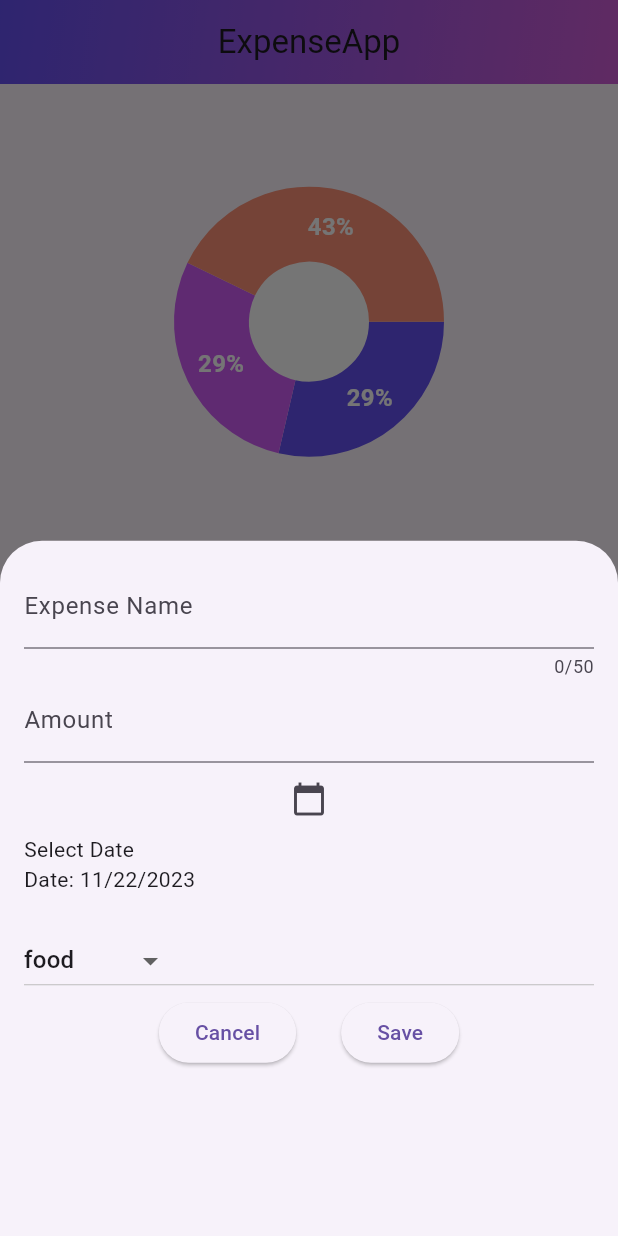
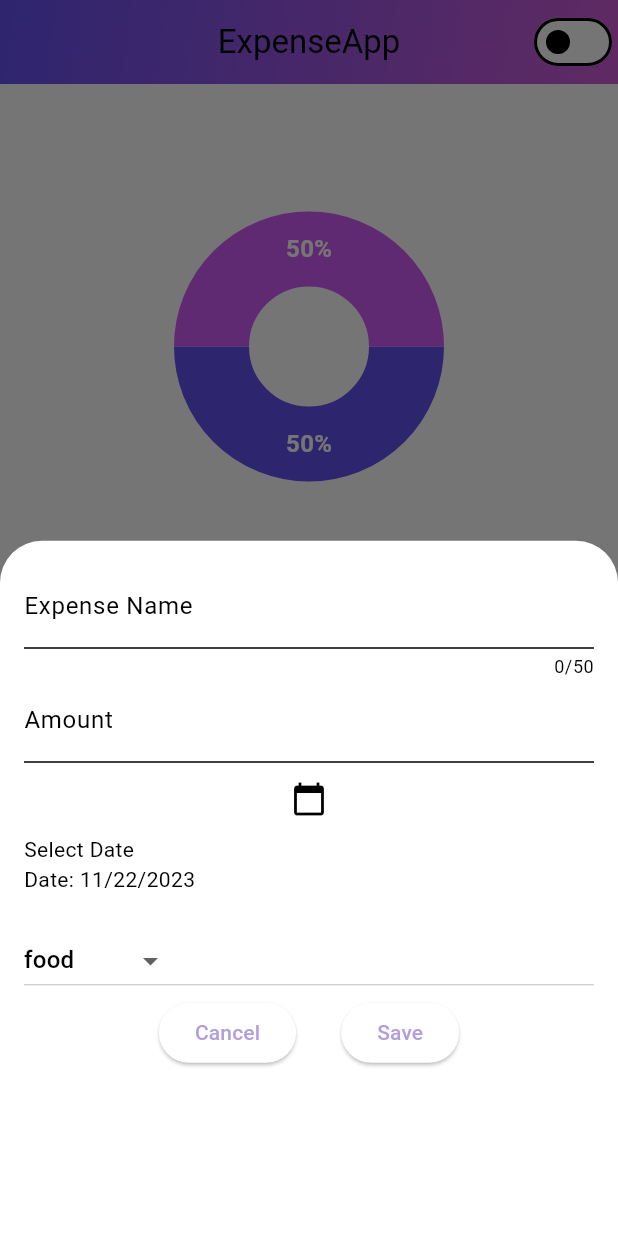
Before and after one commit to OyaOzcan/expenseapp, a Flutter app: the screen it shows after launch, after a tap on the "add" icon, on a phone screen of 412 x 824 dp. Run offline on Flutter 3.47's test engine with Material 2 defaults, Android fonts, the phone set to English and light mode, and no system bars; drawn by our look-alikes of fl_chart.

Commit message:
theme snackbar

```diff
--- a/lib/main.dart
+++ b/lib/main.dart
@@ -1,7 +1,26 @@
+import 'package:flutter/material.dart';
+import 'package:provider/provider.dart';
 import 'package:expenseapp/pages/main_page.dart';
-import 'package:flutter/material.dart';
+import 'package:expenseapp/theme/provider_theme.dart';
+
 void main() {
   runApp(
-    MaterialApp(theme: ThemeData(useMaterial3: true), home: const MainPage()),
+    ChangeNotifierProvider(
+      create: (context) => ThemeProvider(),
+      child: const MyApp(),
+    ),
   );
 }
+
+class MyApp extends StatelessWidget {
+  const MyApp({Key? key}) : super(key: key);
+
+  @override
+  Widget build(BuildContext context) {
+    return MaterialApp(
+      debugShowCheckedModeBanner: false,
+      theme: Provider.of<ThemeProvider>(context).themeDataStyle,
+      home: const MainPage(),
+    );
+  }
+}
--- a/lib/pages/expense_list.dart
+++ b/lib/pages/expense_list.dart
@@ -1,54 +1,75 @@
 import 'package:expenseapp/models/expense.dart';
+import 'package:expenseapp/widgets/expense_item.dart';
 import 'package:flutter/material.dart';
-import 'package:expenseapp/widgets/expense_item.dart';
 import 'package:expenseapp/widgets/chart.dart';
 
 class ExpenseList extends StatefulWidget {
+  const ExpenseList(this.expenses, this.onRemove, {Key? key}) : super(key: key);
   final List<Expense> expenses;
-  const ExpenseList(this.expenses, {Key? key}) : super(key: key);
+  final void Function(Expense expense) onRemove;
+
 
   @override
   _ExpenseListState createState() => _ExpenseListState();
 }
 
 class _ExpenseListState extends State<ExpenseList> {
+  final GlobalKey<ScaffoldState> _scaffoldKey = GlobalKey<ScaffoldState>();
+  Expense? _removedExpense;
 
-  final List<Expense> expenses = [  Expense(
-        name: "Yiyecek",
-        price: 200.524,
-        date: DateTime.now(),
-        category: Category.food),
-    Expense(
-        name: "Flutter Udemy Course",
-        price: 200,
-        date: DateTime.now(),
-        category: Category.education),
-      Expense(
-      name: "Seyahat",
-      price: 300,
-      date: DateTime.now(),
-      category: Category.travel,
-    ),];
+  void _showUndoSnackbar(Expense removedExpense) {
+    final snackBar = SnackBar(
+      content: const Text("Expense removed"),
+      action: SnackBarAction(
+        label: "Undo",
+        onPressed: () {
+          setState(() {
+            widget.expenses.add(removedExpense);
+          });
+        },
+      ),
+    );
 
-
+    ScaffoldMessenger.of(context).showSnackBar(snackBar);
+  }
   @override
-  Widget build(BuildContext context) {
-    return Center(
+Widget build(BuildContext context) {
+  return Scaffold(
+    key: _scaffoldKey,
+    body: Center(
       child: Column(
         mainAxisAlignment: MainAxisAlignment.center,
         crossAxisAlignment: CrossAxisAlignment.center,
         children: [
-            Chart(expenses: expenses),
-            Expanded(
+          SizedBox(
+            height: 350,
+            child: Chart(expenses: widget.expenses),
+          ),
+          Expanded(
             child: ListView.builder(
               itemCount: widget.expenses.length,
               itemBuilder: (context, index) {
-                return ExpenseItem(widget.expenses[index]);
+                return Dismissible(
+                  key: ValueKey(widget.expenses[index]),
+                  child: ExpenseItem(widget.expenses[index]),
+                  onDismissed: (direction) {
+                    if (direction == DismissDirection.startToEnd) {
+                      // soldan sağa ise
+                    }
+                    setState(() {
+                      _removedExpense = widget.expenses.removeAt(index);
+                    });
+                    _showUndoSnackbar(_removedExpense!);
+                    widget.onRemove(_removedExpense!);
+                  },
+                  direction: DismissDirection.startToEnd,
+                );
               },
             ),
           ),
         ],
       ),
-    );
-  }
+    ),
+  );
 }
+}
--- a/lib/pages/main_page.dart
+++ b/lib/pages/main_page.dart
@@ -1,28 +1,47 @@
-import 'package:flutter/material.dart';
-import 'package:expenseapp/widgets/new_expense.dart';
 import 'package:expenseapp/models/expense.dart';
 import 'package:expenseapp/pages/expense_list.dart';
+import 'package:expenseapp/widgets/new_expense.dart';
+import 'package:flutter/material.dart';
+import 'package:provider/provider.dart';
+import 'package:expenseapp/theme/provider_theme.dart';
 
+enum ThemeDataStyle {
+  light,
+  dark,
+}
 
 class MainPage extends StatefulWidget {
   const MainPage({Key? key}) : super(key: key);
 
   @override
-  _MainPageState createState() => _MainPageState();
+
+  State<StatefulWidget> createState() => _MainPageState();
+
 }
 
 class _MainPageState extends State<MainPage> {
 
-  List<Expense> expenses = [];
 
-  void _addExpense(Expense newExpense) {
+  final List<Expense> expenses = [
+    Expense(name: "Yiyecek", price: 200, date: DateTime.now(), category: Category.food),
+    Expense(name: "Flutter Udemy Course", price: 200, date: DateTime.now(), category: Category.education),
+  ];
+
+  void addExpense(Expense expense) {
     setState(() {
-      expenses.add(newExpense);
+      expenses.add(expense);
+    });
+  }
+
+  void removeExpense(Expense expense) {
+    setState(() {
+      expenses.remove(expense);
     });
   }
 
   @override
   Widget build(BuildContext context) {
+     final themeProvider = Provider.of<ThemeProvider>(context);
     return Scaffold(
       appBar: AppBar(
         title: const Text('ExpenseApp'),
@@ -39,10 +58,19 @@ class _MainPageState extends State<MainPage> {
             ),
           ),
         ),
+        actions: [
+       Switch(
+            value: themeProvider.themeDataStyle == ThemeDataStyle.dark ? true : false,
+            onChanged: (isOn) {
+              themeProvider.changeTheme();
+            },
+          ),
+      ],
+
       ),
       body: Stack(
         children: [
-          ExpenseList(expenses),
+          ExpenseList(expenses, removeExpense),
           Positioned(
             bottom: 20,
             right: 20,
@@ -62,7 +90,7 @@ class _MainPageState extends State<MainPage> {
                   showModalBottomSheet(
                     context: context,
                     builder: (ctx) => NewExpense(
-                      addExpense: _addExpense,
+                      onAdd: (expense) => addExpense(expense),
                     ),
                   );
                 },
@@ -74,3 +102,4 @@ class _MainPageState extends State<MainPage> {
     );
   }
 }
+//chart hesaplaması ekle
--- /dev/null
+++ b/lib/theme/provider_theme.dart
@@ -0,0 +1,23 @@
+import 'package:flutter/material.dart';
+import 'package:expenseapp/theme/theme_data.dart';
+
+class ThemeProvider extends ChangeNotifier {
+
+  ThemeData _themeDataStyle = ThemeDataStyle.light;
+
+  ThemeData get themeDataStyle => _themeDataStyle;
+
+  set themeDataStyle (ThemeData themeData) {
+   _themeDataStyle = themeData;
+   notifyListeners();
+  }
+
+  void changeTheme() {
+    if (_themeDataStyle == ThemeDataStyle.light) {
+      themeDataStyle = ThemeDataStyle.dark;
+    } else {
+      themeDataStyle = ThemeDataStyle.light;
+    }
+  }
+
+}
--- /dev/null
+++ b/lib/theme/theme_data.dart
@@ -0,0 +1,25 @@
+import 'package:flutter/material.dart';
+
+class ThemeDataStyle {
+
+  static ThemeData light = ThemeData(
+    useMaterial3: true,
+    brightness: Brightness.light,
+    colorScheme: ColorScheme.light(
+      background: Colors.grey.shade100,
+      primary: Colors.deepPurple.shade200,
+      secondary: Colors.deepPurple.shade300,
+    ),
+  );
+
+  static ThemeData dark = ThemeData(
+    useMaterial3: true,
+    brightness: Brightness.dark,
+    colorScheme: ColorScheme.dark(
+      background: Colors.grey.shade900,
+      primary: Colors.deepPurple.shade500,
+      secondary: Colors.deepPurple.shade700,
+    ),
+  );
+
+}
--- a/lib/widgets/chart.dart
+++ b/lib/widgets/chart.dart
@@ -1,7 +1,6 @@
 import 'package:flutter/material.dart';
 import 'package:fl_chart/fl_chart.dart';
 import 'package:expenseapp/models/expense.dart';
-import 'package:expenseapp/widgets/new_expense.dart';
 
 class Chart extends StatefulWidget {
   final List<Expense> expenses;
@@ -9,10 +8,10 @@ class Chart extends StatefulWidget {
   const Chart({Key? key, required this.expenses}) : super(key: key);
 
   @override
-  _ChartState createState() => _ChartState();
+  ChartState createState() => ChartState();
 }
 
-class _ChartState extends State<Chart> {
+class ChartState extends State<Chart> {
   Map<Category, double> categoryExpenses = {};
 
   @override
@@ -22,6 +21,10 @@ class _ChartState extends State<Chart> {
   }
 
   void calculateCategoryExpenses() {
+    // Temizleme işlemi
+    categoryExpenses.clear();
+
+    // Yeniden hesaplama işlemi
     widget.expenses.forEach((expense) {
       categoryExpenses.update(
         expense.category,
--- a/lib/widgets/new_expense.dart
+++ b/lib/widgets/new_expense.dart
@@ -1,13 +1,11 @@
+import 'package:expenseapp/models/expense.dart';
 import 'package:flutter/material.dart';
 import 'package:intl/intl.dart';
-import 'package:expenseapp/models/expense.dart';
-import 'package:expenseapp/widgets/chart.dart';
-
 
 class NewExpense extends StatefulWidget {
-  const NewExpense({Key? key, required this.addExpense}) : super(key: key);
+  const NewExpense({Key? key, required this.onAdd}) : super(key: key);
 
-  final Function(Expense) addExpense;
+  final void Function(Expense expense) onAdd;
 
   @override
   _NewExpenseState createState() => _NewExpenseState();
@@ -18,7 +16,6 @@ class _NewExpenseState extends State<NewExpense> {
   final _amountController = TextEditingController();
   late DateTime _selectedDate = DateTime.now();
   late Category _selectedCategory = Category.food;
-  late Chart _chart;
   //chartı ekle
 
   Future<void> _selectDate(BuildContext context) async {
@@ -59,14 +56,12 @@ class _NewExpenseState extends State<NewExpense> {
         },
       );
     } else {
-      widget.addExpense(
-        Expense(
+      Expense expense = Expense(
           name: _nameController.text,
           price: amount,
-          date: _selectedDate,
-          category: _selectedCategory,
-        ),
-      );
+          date: _selectedDate!,
+          category: _selectedCategory);
+      widget.onAdd(expense);
       Navigator.pop(context);
     }
   }
```
